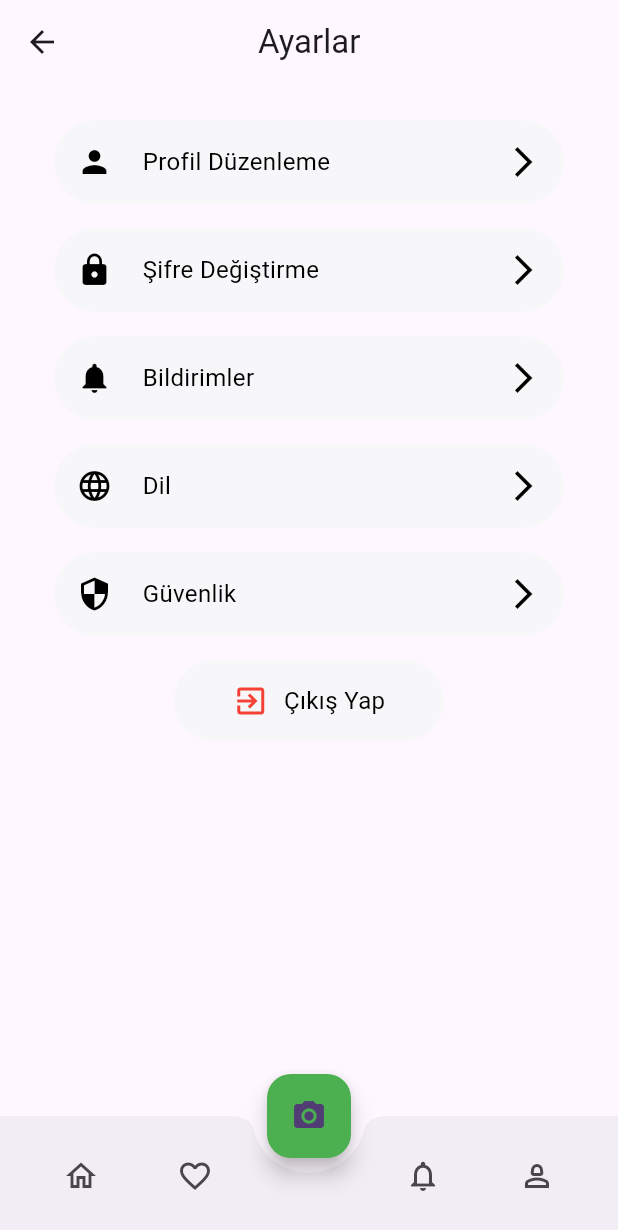
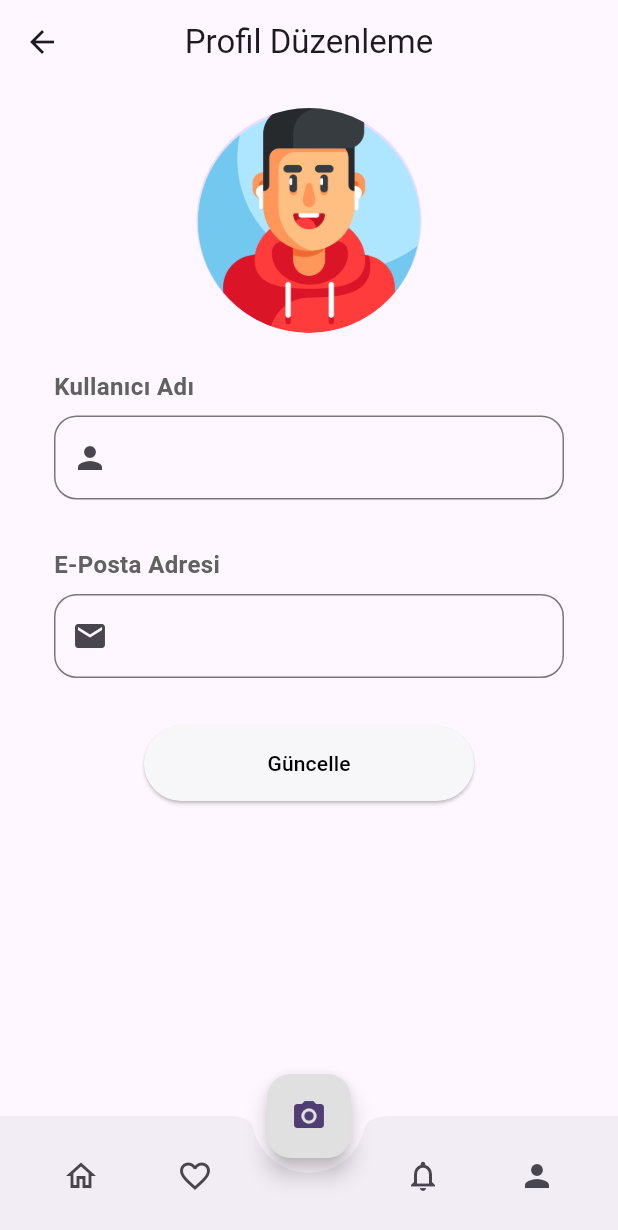
Before and after one commit to BootcampGroup14/bootcamp_group_14, a Flutter app: the screen it shows after launch, on a phone screen of 412 x 824 dp. Shown: the top 1230 px of the screen. Run offline on Flutter 3.47's test engine with Material 3 defaults, Android fonts, the light colour scheme and no system bars.

Commit message:
Profile Page oluşturuldu.
Profil sayfası oluşturuldu. Settings Sayfasında küçük düzeltmeler yapıldı.

```diff
--- a/lib/main.dart
+++ b/lib/main.dart
@@ -1,3 +1,4 @@
+import 'package:bootcamp_group_14/profile_page.dart';
 import 'package:bootcamp_group_14/settings_page.dart';
 import 'package:flutter/material.dart';
 
@@ -17,7 +18,7 @@
         colorScheme: ColorScheme.fromSeed(seedColor: Colors.deepPurple),
         useMaterial3: true,
       ),
-      home: SettingsPage(),
+      home: ProfilePage(),
     );
   }
 }
--- /dev/null
+++ b/lib/profile_page.dart
@@ -0,0 +1,132 @@
+import 'package:flutter/material.dart';
+
+class ProfilePage extends StatelessWidget {
+  @override
+  Widget build(BuildContext context) {
+    final isKeyboardVisible = MediaQuery.of(context).viewInsets.bottom != 0;
+
+    return Scaffold(
+      appBar: AppBar(
+        leading: IconButton(
+          icon: Icon(Icons.arrow_back),
+          onPressed: () {
+            Navigator.pop(context);
+          },
+        ),
+        title: Text('Profil Düzenleme'),
+        centerTitle: true,
+      ),
+      body: SingleChildScrollView(
+        padding: const EdgeInsets.all(16.0),
+        child: Column(
+          crossAxisAlignment: CrossAxisAlignment.center,
+          children: [
+            CircleAvatar(
+              radius: 75,
+              backgroundImage: AssetImage('assets/images/profile_images/default_avatar.png'), // Profil resmi için bir yer tutucu
+            ),
+            SizedBox(height: 16),
+            Padding(
+              padding: const EdgeInsets.symmetric(vertical: 8.0, horizontal: 20),
+              child: Column(
+                crossAxisAlignment: CrossAxisAlignment.start,
+                children: [
+                  Text('Kullanıcı Adı', style: TextStyle(fontSize: 16, fontWeight: FontWeight.bold, color: Colors.grey[700])),
+                  SizedBox(height: 8),
+                  TextField(
+                    decoration: InputDecoration(
+                      prefixIcon: Icon(Icons.person),
+                      border: OutlineInputBorder(
+                        borderRadius: BorderRadius.circular(15.0),
+                      ),
+                    ),
+                  ),
+                ],
+              ),
+            ),
+            SizedBox(height: 16),
+            Padding(
+              padding: const EdgeInsets.symmetric(vertical: 8.0, horizontal: 20),
+              child: Column(
+                crossAxisAlignment: CrossAxisAlignment.start,
+                children: [
+                  Text('E-Posta Adresi', style: TextStyle(fontSize: 16, fontWeight: FontWeight.bold, color: Colors.grey[700])),
+                  SizedBox(height: 8),
+                  TextField(
+                    decoration: InputDecoration(
+                      prefixIcon: Icon(Icons.email),
+                      border: OutlineInputBorder(
+                        borderRadius: BorderRadius.circular(15.0),
+                      ),
+                    ),
+                  ),
+                ],
+              ),
+            ),
+            SizedBox(height: 16),
+            Padding(
+              padding: const EdgeInsets.symmetric(vertical: 8.0, horizontal: 80.0),
+              child: ElevatedButton(
+                onPressed: () {},
+                child: Text('Güncelle', style: TextStyle(color: Colors.black)),
+                style: ElevatedButton.styleFrom(
+                  backgroundColor: Color.fromARGB(255, 247, 247, 249),
+                  minimumSize: Size(double.infinity, 50), // Butonun genişliğini ayarlamak için kullanıyoruz.
+                  shape: RoundedRectangleBorder(
+                    borderRadius: BorderRadius.circular(30.0),
+                  ),
+                ),
+              ),
+            ),
+          ],
+        ),
+      ),
+      floatingActionButton: Visibility(
+        visible: !isKeyboardVisible,
+        child: FloatingActionButton(
+          onPressed: () {
+            // Kamera açma işlemleri yapılacak.
+          },
+          child: Icon(Icons.camera_alt),
+          backgroundColor: Colors.grey[300],
+        ),
+      ),
+      floatingActionButtonLocation: FloatingActionButtonLocation.centerDocked,
+      bottomNavigationBar: BottomAppBar(
+        shape: CircularNotchedRectangle(),
+        notchMargin: 10.0,
+        child: Row(
+          mainAxisAlignment: MainAxisAlignment.spaceAround,
+          children: [
+            IconButton(
+              icon: Icon(Icons.home_outlined),
+              onPressed: () {
+                // Ana Sayfaya yönlendirme işlemleri yapılacak.
+              },
+            ),
+            IconButton(
+              icon: Icon(Icons.favorite_border_outlined),
+              onPressed: () {
+                // Favoriler ekranına yönlendirme yapılacak.
+              },
+            ),
+            SizedBox(width: 48),
+            IconButton(
+              icon: Icon(Icons.notifications_none_outlined),
+              onPressed: () {
+                // Bildirimler ekranına yönlendirme yapılacak.
+              },
+            ),
+            IconButton(
+              icon: Icon(Icons.person), // Aktif ekran olduğu için ikon değiştirilmiştir.
+              onPressed: () {
+                // Profil ekranına yönlendirme yapılacak.
+              },
+            ),
+          ],
+        ),
+      ),
+      resizeToAvoidBottomInset: true,
+    );
+  }
+}
--- a/lib/settings_page.dart
+++ b/lib/settings_page.dart
@@ -5,16 +5,14 @@ class SettingsPage extends StatelessWidget {
   Widget build(BuildContext context) {
     return Scaffold(
       appBar: AppBar(
-        title: Padding(
-          padding: const EdgeInsets.symmetric(horizontal: 100),
-          child: Text('Ayarlar'),
-        ),
         leading: IconButton(
           icon: Icon(Icons.arrow_back),
           onPressed: () {
             Navigator.pop(context);
           },
         ),
+        title: Text('Ayarlar'),
+        centerTitle: true,
       ),
       body: ListView(
         padding: EdgeInsets.all(16),
@@ -82,12 +80,14 @@ class SettingsPage extends StatelessWidget {
           ),
         ],
       ),
-      floatingActionButton: FloatingActionButton(
-        onPressed: () {
-          // Kamera açma işlemleri yapılacak.
-        },
-        child: Icon(Icons.camera_alt),
-        backgroundColor: Colors.green,
+      floatingActionButton: Visibility(
+        child: FloatingActionButton(
+          onPressed: () {
+            // Kamera açma işlemleri yapılacak.
+          },
+          child: Icon(Icons.camera_alt),
+          backgroundColor: Colors.grey[300],
+        ),
       ),
       floatingActionButtonLocation: FloatingActionButtonLocation.centerDocked,
       bottomNavigationBar: BottomAppBar(
--- a/pubspec.yaml
+++ b/pubspec.yaml
@@ -59,9 +59,8 @@ flutter:
   uses-material-design: true
 
   # To add assets to your application, add an assets section, like this:
-  # assets:
-  #   - images/a_dot_burr.jpeg
-  #   - images/a_dot_ham.jpeg
+  assets:
+    - assets/images/profile_images/
 
   # An image asset can refer to one or more resolution-specific "variants", see
   # https://flutter.dev/assets-and-images/#resolution-aware
```
Also changed, not shown: assets/images/profile_images/default_avatar.png (added).
